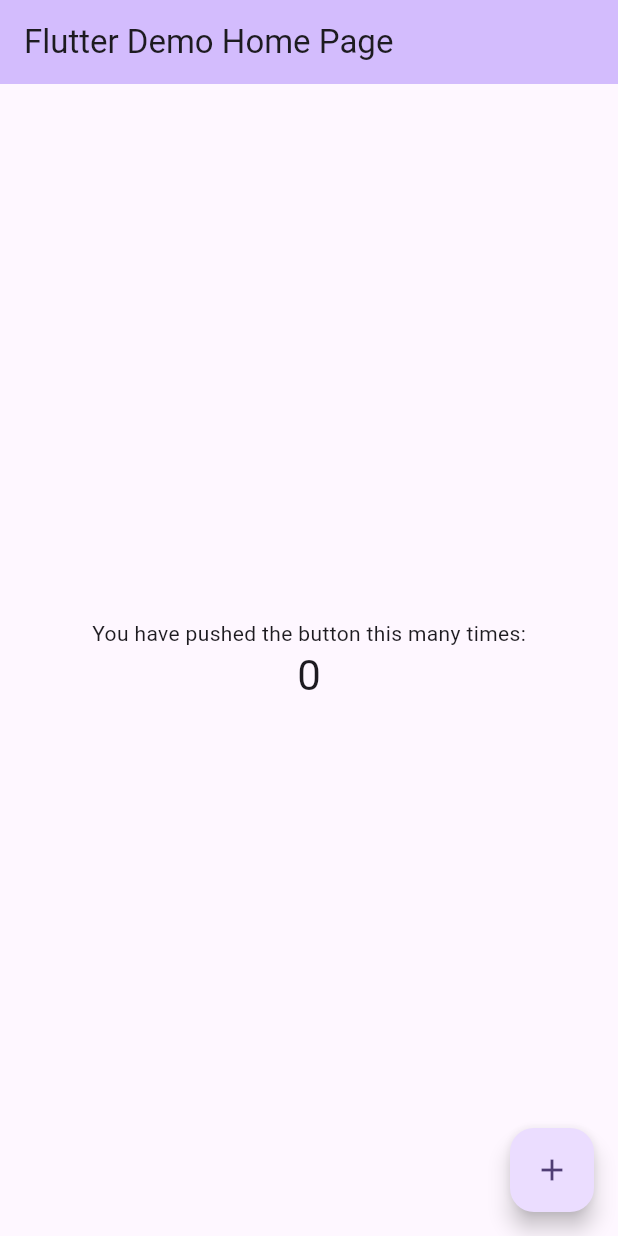
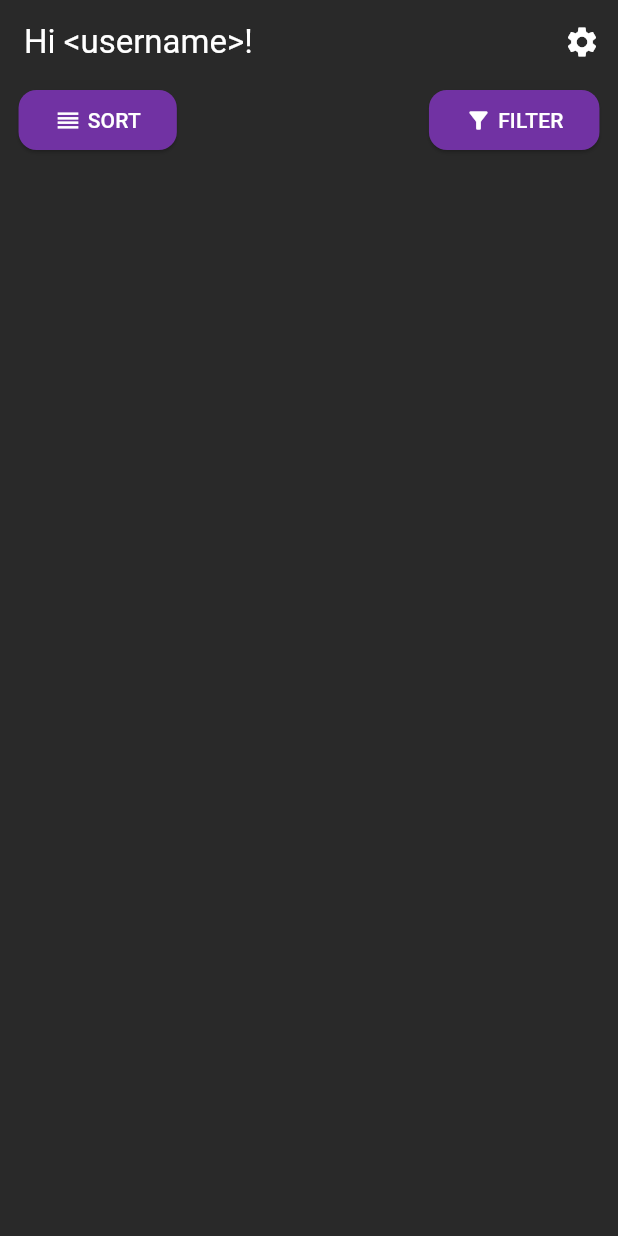
Before and after one commit to DaryaSanina/smart-planner, a Flutter app: the screen it shows after launch, on a phone screen of 412 x 824 dp. Run offline on Flutter 3.47's test engine with Material 3 defaults, Android fonts, the phone set to English and light mode, and no system bars.

Commit message:
Add main page appbar

```diff
--- /dev/null
+++ b/lib/home/home_page.dart
@@ -0,0 +1,42 @@
+import 'package:flutter/material.dart';
+import 'package:app/home/widgets/home_app_bar.dart';
+import 'package:app/home/widgets/sort_button.dart';
+import 'package:app/home/widgets/filter_button.dart';
+
+class HomePage extends StatefulWidget {
+  const HomePage({super.key});
+
+  @override
+  State<HomePage> createState() => _HomePageState();
+}
+
+class _HomePageState extends State<HomePage> {
+  @override
+  Widget build(BuildContext context) {
+    return Scaffold(
+      backgroundColor: Theme.of(context).colorScheme.primary,
+      appBar: const HomeAppBar(),
+      body: Column(
+        children: [
+          Row(
+            mainAxisAlignment: MainAxisAlignment.spaceBetween,
+            children: [
+              Row(
+                children: [
+                  SizedBox(width: MediaQuery.of(context).size.width * 0.03),
+                  const SortButton(),
+                ],
+              ),
+              Row(
+                children: [
+                  const FilterButton(),
+                  SizedBox(width: MediaQuery.of(context).size.width * 0.03),
+                ],
+              ),
+            ],
+          ),
+        ],
+      ),
+    );
+  }
+}
--- /dev/null
+++ b/lib/home/widgets/filter_button.dart
@@ -0,0 +1,31 @@
+import 'package:flutter/material.dart';
+
+class FilterButton extends StatelessWidget {
+  const FilterButton({
+    super.key
+  });
+
+  @override
+  Widget build(BuildContext context) {
+    return ElevatedButton(
+      onPressed: () {},
+      style: ElevatedButton.styleFrom(
+        backgroundColor: Theme.of(context).colorScheme.secondary,
+        shape: RoundedRectangleBorder(borderRadius: BorderRadius.circular(12)),
+      ),
+      child: Row(
+        children: [
+          Icon(
+            Icons.filter_alt,
+            color: Theme.of(context).colorScheme.tertiary
+          ),
+          SizedBox(width: MediaQuery.of(context).size.width * 0.01),
+          Text(
+            "FILTER",
+            style: TextStyle(color: Theme.of(context).colorScheme.tertiary)
+          ),
+        ],
+      ),
+    );
+  }
+}
--- /dev/null
+++ b/lib/home/widgets/home_app_bar.dart
@@ -0,0 +1,22 @@
+import 'package:flutter/material.dart';
+
+class HomeAppBar extends StatelessWidget implements PreferredSizeWidget {
+  final double height;
+  const HomeAppBar({
+    this.height = kToolbarHeight,
+    super.key
+  });
+
+  @override
+  Widget build(BuildContext context) {
+    return AppBar(
+      backgroundColor: Theme.of(context).colorScheme.primary,
+      title: Text("Hi <username>!"),
+      actions: [
+        IconButton(onPressed: () {}, icon: Icon(Icons.settings))
+      ],
+    );
+  }
+  @override
+  Size get preferredSize => Size.fromHeight(height);
+}
--- /dev/null
+++ b/lib/home/widgets/sort_button.dart
@@ -0,0 +1,31 @@
+import 'package:flutter/material.dart';
+
+class SortButton extends StatelessWidget {
+  const SortButton({
+    super.key
+  });
+
+  @override
+  Widget build(BuildContext context) {
+    return ElevatedButton(
+      onPressed: () {},
+      style: ElevatedButton.styleFrom(
+        backgroundColor: Theme.of(context).colorScheme.secondary,
+        shape: RoundedRectangleBorder(borderRadius: BorderRadius.circular(12)),
+      ),
+      child: Row(
+        children: [
+          Icon(
+            Icons.reorder,
+            color: Theme.of(context).colorScheme.tertiary
+          ),
+          SizedBox(width: MediaQuery.of(context).size.width * 0.01),
+          Text(
+            "SORT",
+            style: TextStyle(color: Theme.of(context).colorScheme.tertiary)
+          ),
+        ],
+      ),
+    );
+  }
+}
--- a/lib/main.dart
+++ b/lib/main.dart
@@ -1,4 +1,5 @@
 import 'package:flutter/material.dart';
+import 'package:app/home/home_page.dart';
 
 void main() {
   runApp(const MyApp());
@@ -6,120 +7,20 @@
 
 class MyApp extends StatelessWidget {
   const MyApp({super.key});
-
-  // This widget is the root of your application.
   @override
   Widget build(BuildContext context) {
     return MaterialApp(
-      title: 'Flutter Demo',
+      title: 'Smart Planner',
+      debugShowCheckedModeBanner: false,
       theme: ThemeData(
-        // This is the theme of your application.
-        //
-        // TRY THIS: Try running your application with "flutter run". You'll see
-        // the application has a purple toolbar. Then, without quitting the app,
-        // try changing the seedColor in the colorScheme below to Colors.green
-        // and then invoke "hot reload" (save your changes or press the "hot
-        // reload" button in a Flutter-supported IDE, or press "r" if you used
-        // the command line to start the app).
-        //
-        // Notice that the counter didn't reset back to zero; the application
-        // state is not lost during the reload. To reset the state, use hot
-        // restart instead.
-        //
-        // This works for code too, not just values: Most code changes can be
-        // tested with just a hot reload.
-        colorScheme: ColorScheme.fromSeed(seedColor: Colors.deepPurple),
+        colorScheme: const ColorScheme.dark().copyWith(
+          primary: const Color(0xFF292929),
+          secondary: const Color(0xFF7132A3),
+          tertiary: const Color(0xFFFFFFFF),
+        ),
         useMaterial3: true,
       ),
-      home: const MyHomePage(title: 'Flutter Demo Home Page'),
+      home: const HomePage(),
     );
   }
 }
-
-class MyHomePage extends StatefulWidget {
-  const MyHomePage({super.key, required this.title});
-
-  // This widget is the home page of your application. It is stateful, meaning
-  // that it has a State object (defined below) that contains fields that affect
-  // how it looks.
-
-  // This class is the configuration for the state. It holds the values (in this
-  // case the title) provided by the parent (in this case the App widget) and
-  // used by the build method of the State. Fields in a Widget subclass are
-  // always marked "final".
-
-  final String title;
-
-  @override
-  State<MyHomePage> createState() => _MyHomePageState();
-}
-
-class _MyHomePageState extends State<MyHomePage> {
-  int _counter = 0;
-
-  void _incrementCounter() {
-    setState(() {
-      // This call to setState tells the Flutter framework that something has
-      // changed in this State, which causes it to rerun the build method below
-      // so that the display can reflect the updated values. If we changed
-      // _counter without calling setState(), then the build method would not be
-      // called again, and so nothing would appear to happen.
-      _counter++;
-    });
-  }
-
-  @override
-  Widget build(BuildContext context) {
-    // This method is rerun every time setState is called, for instance as done
-    // by the _incrementCounter method above.
-    //
-    // The Flutter framework has been optimized to make rerunning build methods
-    // fast, so that you can just rebuild anything that needs updating rather
-    // than having to individually change instances of widgets.
-    return Scaffold(
-      appBar: AppBar(
-        // TRY THIS: Try changing the color here to a specific color (to
-        // Colors.amber, perhaps?) and trigger a hot reload to see the AppBar
-        // change color while the other colors stay the same.
-        backgroundColor: Theme.of(context).colorScheme.inversePrimary,
-        // Here we take the value from the MyHomePage object that was created by
-        // the App.build method, and use it to set our appbar title.
-        title: Text(widget.title),
-      ),
-      body: Center(
-        // Center is a layout widget. It takes a single child and positions it
-        // in the middle of the parent.
-        child: Column(
-          // Column is also a layout widget. It takes a list of children and
-          // arranges them vertically. By default, it sizes itself to fit its
-          // children horizontally, and tries to be as tall as its parent.
-          //
-          // Column has various properties to control how it sizes itself and
-          // how it positions its children. Here we use mainAxisAlignment to
-          // center the children vertically; the main axis here is the vertical
-          // axis because Columns are vertical (the cross axis would be
-          // horizontal).
-          //
-          // TRY THIS: Invoke "debug painting" (choose the "Toggle Debug Paint"
-          // action in the IDE, or press "p" in the console), to see the
-          // wireframe for each widget.
-          mainAxisAlignment: MainAxisAlignment.center,
-          children: <Widget>[
-            const Text(
-              'You have pushed the button this many times:',
-            ),
-            Text(
-              '$_counter',
-              style: Theme.of(context).textTheme.headlineMedium,
-            ),
-          ],
-        ),
-      ),
-      floatingActionButton: FloatingActionButton(
-        onPressed: _incrementCounter,
-        tooltip: 'Increment',
-        child: const Icon(Icons.add),
-      ), // This trailing comma makes auto-formatting nicer for build methods.
-    );
-  }
-}
```
